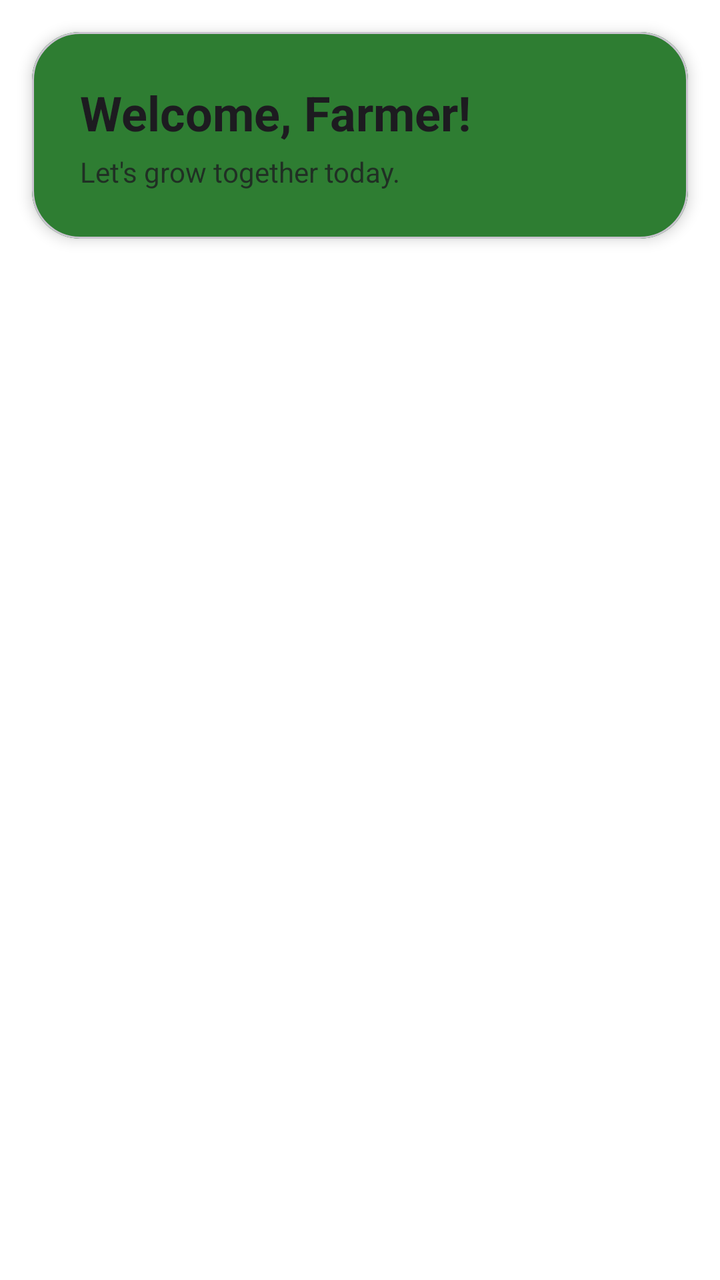
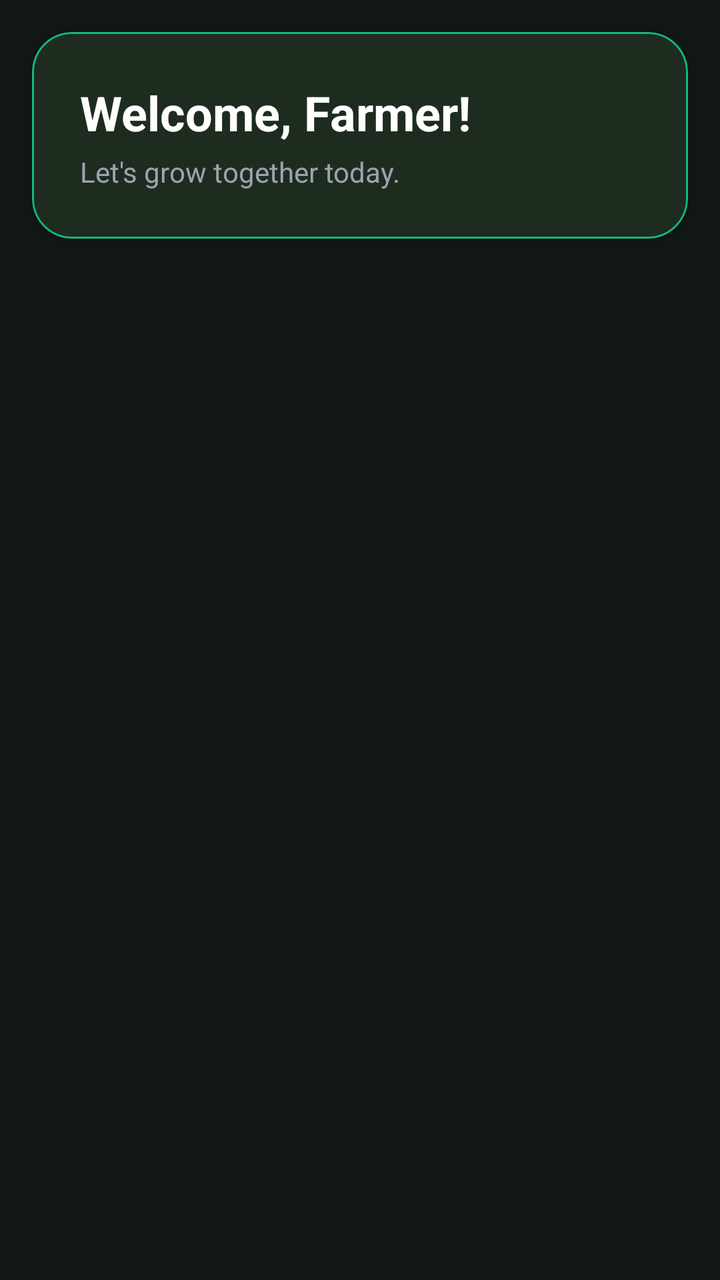

An Android layout rendered at two revisions. The XML below is the earlier revision; the diff shows what the commit changed to produce the second picture.
<!-- AndroidManifest.xml: application theme Theme.SmartAgriculture -->
<!-- res/layout/fragment_home.xml -->
<?xml version="1.0" encoding="utf-8"?>
<androidx.core.widget.NestedScrollView
    xmlns:android="http://schemas.android.com/apk/res/android"
    xmlns:app="http://schemas.android.com/apk/res-auto"
    xmlns:tools="http://schemas.android.com/tools"
    android:layout_width="match_parent"
    android:layout_height="match_parent"
    android:fillViewport="true"
    android:background="?attr/colorSurface">

    <androidx.constraintlayout.widget.ConstraintLayout
        android:layout_width="match_parent"
        android:layout_height="wrap_content"
        android:paddingBottom="80dp">

        <com.google.android.material.card.MaterialCardView
            android:id="@+id/headerCard"
            android:layout_width="match_parent"
            android:layout_height="wrap_content"
            android:layout_margin="16dp"
            app:cardCornerRadius="24dp"
            app:cardElevation="4dp"
            app:layout_constraintTop_toTopOf="parent">

            <androidx.constraintlayout.widget.ConstraintLayout
                android:layout_width="match_parent"
                android:layout_height="wrap_content"
                android:background="?attr/colorPrimary"
                android:padding="24dp">

                <TextView
                    android:id="@+id/tvWelcome"
                    android:layout_width="wrap_content"
                    android:layout_height="wrap_content"
                    android:text="Welcome, Farmer!"
                    android:textColor="?attr/colorOnSurface"
                    android:textSize="24sp"
                    android:textStyle="bold"
                    app:layout_constraintTop_toTopOf="parent"
                    app:layout_constraintStart_toStartOf="parent" />
                    
                <TextView
                    android:id="@+id/tvSubtitle"
                    android:layout_width="wrap_content"
                    android:layout_height="wrap_content"
                    android:text="Let's grow together today."
                    android:textColor="?attr/colorOnSurface"
                    android:alpha="0.8"
                    android:textSize="14sp"
                    android:layout_marginTop="4dp"
                    app:layout_constraintTop_toBottomOf="@id/tvWelcome"
                    app:layout_constraintStart_toStartOf="parent" />

            </androidx.constraintlayout.widget.ConstraintLayout>
        </com.google.android.material.card.MaterialCardView>

        <androidx.recyclerview.widget.RecyclerView
            android:id="@+id/rvDashboard"
            android:layout_width="match_parent"
            android:layout_height="wrap_content"
            android:layout_marginTop="16dp"
            android:paddingHorizontal="16dp"
            android:clipToPadding="false"
            app:layoutManager="androidx.recyclerview.widget.GridLayoutManager"
            app:spanCount="2"
            tools:listitem="@layout/item_dashboard"
            app:layout_constraintTop_toBottomOf="@id/headerCard" />

    </androidx.constraintlayout.widget.ConstraintLayout>
</androidx.core.widget.NestedScrollView>
<!-- res/layout/item_dashboard.xml (included above) -->
<?xml version="1.0" encoding="utf-8"?>
<com.google.android.material.card.MaterialCardView
    xmlns:android="http://schemas.android.com/apk/res/android"
    xmlns:app="http://schemas.android.com/apk/res-auto"
    android:layout_width="match_parent"
    android:layout_height="120dp"
    android:layout_margin="8dp"
    app:cardBackgroundColor="?attr/colorSurface"
    app:cardCornerRadius="16dp"
    app:cardElevation="2dp"
    app:strokeWidth="1dp"
    app:strokeColor="#E0E0E0">

    <androidx.constraintlayout.widget.ConstraintLayout
        android:layout_width="match_parent"
        android:layout_height="match_parent"
        android:padding="12dp">

        <ImageView
            android:id="@+id/ivIcon"
            android:layout_width="40dp"
            android:layout_height="40dp"
            app:layout_constraintTop_toTopOf="parent"
            app:layout_constraintStart_toStartOf="parent"
            app:layout_constraintEnd_toEndOf="parent"
            app:layout_constraintBottom_toTopOf="@id/tvTitle"
            app:layout_constraintVertical_chainStyle="packed" />

        <TextView
            android:id="@+id/tvTitle"
            android:layout_width="0dp"
            android:layout_height="wrap_content"
            android:textSize="14sp"
            android:textStyle="bold"
            android:textColor="?attr/colorOnSurface"
            android:gravity="center"
            android:maxLines="2"
            android:ellipsize="end"
            app:layout_constraintTop_toBottomOf="@id/ivIcon"
            app:layout_constraintBottom_toBottomOf="parent"
            app:layout_constraintStart_toStartOf="parent"
            app:layout_constraintEnd_toEndOf="parent"
            android:layout_marginTop="8dp" />

    </androidx.constraintlayout.widget.ConstraintLayout>
</com.google.android.material.card.MaterialCardView>
<!-- resources referenced by this layout -->
<resources>
  <style name="Theme.SmartAgriculture" parent="Base.Theme.SmartAgriculture" />
  <style name="Base.Theme.SmartAgriculture" parent="Theme.Material3.DayNight.NoActionBar">
          
          <item name="colorPrimary">@color/colorPrimary</item>
          <item name="colorPrimaryVariant">@color/colorPrimaryVariant</item>
          <item name="colorOnPrimary">@color/colorOnPrimary</item>
          
          
          <item name="colorSecondary">@color/colorSecondary</item>
          <item name="colorSecondaryVariant">@color/colorSecondaryVariant</item>
          <item name="colorOnSecondary">@color/colorOnSecondary</item>
          
          
          <item name="android:colorBackground">@color/colorBackground</item>
          <item name="colorSurface">@color/colorSurface</item>
          
          
          <item name="fontFamily">sans-serif</item>
      </style>
  <color name="colorPrimary">#2E7D32</color>
  <color name="colorPrimaryVariant">#1B5E20</color>
  <color name="colorOnPrimary">#FFFFFF</color>
  <color name="colorSecondary">#81C784</color>
  <color name="colorSecondaryVariant">#66BB6A</color>
  <color name="colorOnSecondary">#000000</color>
  <color name="colorBackground">#F5F5F5</color>
  <color name="colorSurface">#FFFFFF</color>
</resources>

<!-- the commit's change to res/layout/fragment_home.xml (unified diff, before → after) -->
@@ -6,7 +6,7 @@
     android:layout_width="match_parent"
     android:layout_height="match_parent"
     android:fillViewport="true"
-    android:background="?attr/colorSurface">
+    android:background="#121814">
 
     <androidx.constraintlayout.widget.ConstraintLayout
         android:layout_width="match_parent"
@@ -18,14 +18,16 @@
             android:layout_width="match_parent"
             android:layout_height="wrap_content"
             android:layout_margin="16dp"
-            app:cardCornerRadius="24dp"
+            app:cardCornerRadius="20dp"
             app:cardElevation="4dp"
+            app:cardBackgroundColor="#1C241E"
+            app:strokeColor="#10B981"
+            app:strokeWidth="1dp"
             app:layout_constraintTop_toTopOf="parent">
 
             <androidx.constraintlayout.widget.ConstraintLayout
                 android:layout_width="match_parent"
                 android:layout_height="wrap_content"
-                android:background="?attr/colorPrimary"
                 android:padding="24dp">
 
                 <TextView
@@ -33,7 +35,7 @@
                     android:layout_width="wrap_content"
                     android:layout_height="wrap_content"
                     android:text="Welcome, Farmer!"
-                    android:textColor="?attr/colorOnSurface"
+                    android:textColor="#FFFFFF"
                     android:textSize="24sp"
                     android:textStyle="bold"
                     app:layout_constraintTop_toTopOf="parent"
@@ -44,8 +46,7 @@
                     android:layout_width="wrap_content"
                     android:layout_height="wrap_content"
                     android:text="Let's grow together today."
-                    android:textColor="?attr/colorOnSurface"
-                    android:alpha="0.8"
+                    android:textColor="#9CA3AF"
                     android:textSize="14sp"
                     android:layout_marginTop="4dp"
                     app:layout_constraintTop_toBottomOf="@id/tvWelcome"
@@ -62,7 +63,7 @@
             android:paddingHorizontal="16dp"
             android:clipToPadding="false"
             app:layoutManager="androidx.recyclerview.widget.GridLayoutManager"
-            app:spanCount="2"
+            app:spanCount="3"
             tools:listitem="@layout/item_dashboard"
             app:layout_constraintTop_toBottomOf="@id/headerCard" />
 
@@ -73,14 +74,15 @@
 <com.google.android.material.card.MaterialCardView
     xmlns:android="http://schemas.android.com/apk/res/android"
     xmlns:app="http://schemas.android.com/apk/res-auto"
+    android:id="@+id/cardDashboardItem"
     android:layout_width="match_parent"
-    android:layout_height="120dp"
-    android:layout_margin="8dp"
-    app:cardBackgroundColor="?attr/colorSurface"
-    app:cardCornerRadius="16dp"
-    app:cardElevation="2dp"
-    app:strokeWidth="1dp"
-    app:strokeColor="#E0E0E0">
+    android:layout_height="118dp"
+    android:layout_margin="6dp"
+    app:cardBackgroundColor="#161F1A"
+    app:cardCornerRadius="18dp"
+    app:cardElevation="3dp"
+    app:strokeWidth="1.5dp"
+    app:strokeColor="#10B981">
 
     <androidx.constraintlayout.widget.ConstraintLayout
         android:layout_width="match_parent"
@@ -89,8 +91,9 @@
 
         <ImageView
             android:id="@+id/ivIcon"
-            android:layout_width="40dp"
-            android:layout_height="40dp"
+            android:layout_width="36dp"
+            android:layout_height="36dp"
+            app:tint="#10B981"
             app:layout_constraintTop_toTopOf="parent"
             app:layout_constraintStart_toStartOf="parent"
             app:layout_constraintEnd_toEndOf="parent"
@@ -101,9 +104,9 @@
             android:id="@+id/tvTitle"
             android:layout_width="0dp"
             android:layout_height="wrap_content"
-            android:textSize="14sp"
+            android:textSize="13sp"
             android:textStyle="bold"
-            android:textColor="?attr/colorOnSurface"
+            android:textColor="#FFFFFF"
             android:gravity="center"
             android:maxLines="2"
             android:ellipsize="end"
@@ -111,7 +114,7 @@
             app:layout_constraintBottom_toBottomOf="parent"
             app:layout_constraintStart_toStartOf="parent"
             app:layout_constraintEnd_toEndOf="parent"
-            android:layout_marginTop="8dp" />
+            android:layout_marginTop="6dp" />
 
     </androidx.constraintlayout.widget.ConstraintLayout>
 </com.google.android.material.card.MaterialCardView>
<!-- resource entries referenced after the edit -->
@@ -13,8 +13,11 @@
           <item name="colorOnSecondary">@color/colorOnSecondary</item>
           
           
-          <item name="android:colorBackground">@color/colorBackground</item>
-          <item name="colorSurface">@color/colorSurface</item>
+          <item name="android:colorBackground">#121814</item>
+          <item name="colorSurface">#1C241E</item>
+          <item name="colorSurfaceVariant">#242E27</item>
+          <item name="colorOnSurface">#FFFFFF</item>
+          <item name="colorOnSurfaceVariant">#9CA3AF</item>
           
           
           <item name="fontFamily">sans-serif</item>
@@ -25,7 +28,5 @@
   <color name="colorSecondary">#81C784</color>
   <color name="colorSecondaryVariant">#66BB6A</color>
   <color name="colorOnSecondary">#000000</color>
-  <color name="colorBackground">#F5F5F5</color>
-  <color name="colorSurface">#FFFFFF</color>
 </resources>
 
